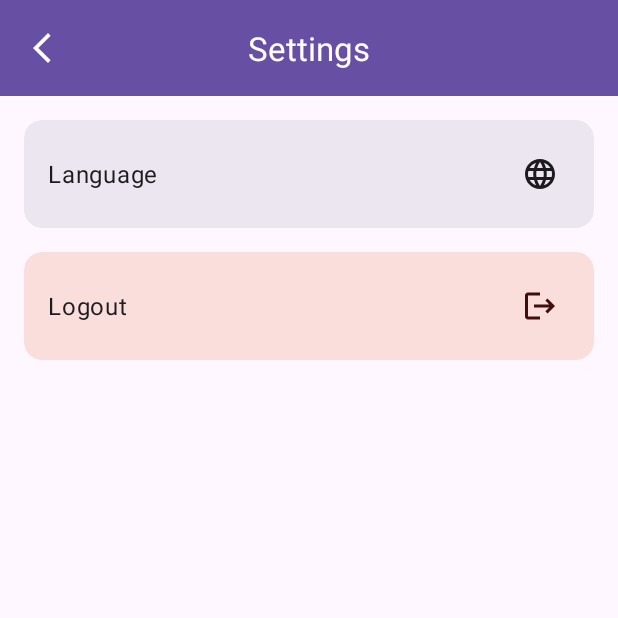
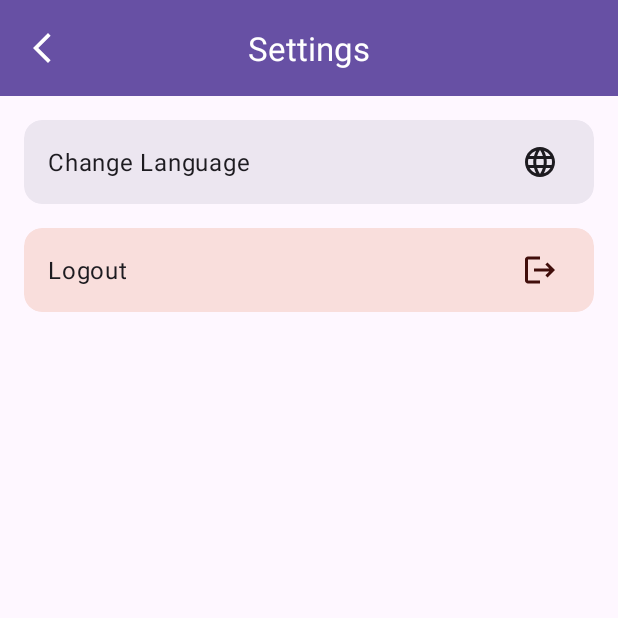
Before and after one commit to quiraa/StoryApp, an Android app: the SettingActivity screen opened directly, with no data from a screen before it, on a phone screen of 412 x 824 dp, the top half of it. Run offline under Robolectric (Android 15) with nearby library versions, the phone set to English and light mode, and no system bars; libraries missing offline, so code that uses them is left out: by.kirich1409.viewbindingdelegate; 6 statements that could not run were skipped.

```diff
--- a/app/src/main/java/com/quiraadev/storyapp/ui/login/LoginViewModel.kt
+++ b/app/src/main/java/com/quiraadev/storyapp/ui/login/LoginViewModel.kt
@@ -31,6 +31,7 @@ class LoginViewModel(
                 }
                 AppPreference.token = result.loginResult.token
                 saveSession(true)
+                Log.d("LoginViewModel", "Token: ${result.loginResult.token}, IsLogin: ${_isLoggedIn.value}")
             } catch (e : Exception) {
                 _loginState.postValue(
                     LoginState.Error(e.message.toString())
--- a/app/src/main/res/layout/activity_setting.xml
+++ b/app/src/main/res/layout/activity_setting.xml
@@ -36,14 +36,15 @@
             android:layout_height="wrap_content"
             android:orientation="horizontal"
             android:gravity="center_vertical"
-            android:padding="16dp">
+            android:paddingHorizontal="16dp"
+            android:paddingVertical="8dp">
 
             <com.google.android.material.textview.MaterialTextView
                 android:layout_width="0dp"
                 android:layout_height="wrap_content"
                 android:layout_weight="1"
                 android:text="@string/card_text_language"
-                style="@style/TextAppearance.Material3.BodyLarge"/>
+                style="@style/TextAppearance.Material3.BodyLarge" />
 
             <ImageView
                 android:layout_width="40dp"
@@ -72,14 +73,15 @@
             android:layout_height="wrap_content"
             android:orientation="horizontal"
             android:gravity="center_vertical"
-            android:padding="16dp">
+            android:paddingHorizontal="16dp"
+            android:paddingVertical="8dp">
 
             <com.google.android.material.textview.MaterialTextView
                 android:layout_width="0dp"
                 android:layout_height="wrap_content"
                 android:layout_weight="1"
                 android:text="@string/card_text_logout"
-                style="@style/TextAppearance.Material3.BodyLarge"/>
+                style="@style/TextAppearance.Material3.BodyLarge" />
 
             <ImageView
                 android:layout_width="40dp"
--- a/app/src/main/res/layout/activity_story.xml
+++ b/app/src/main/res/layout/activity_story.xml
@@ -42,7 +42,6 @@
         android:id="@+id/fab_upload"
         android:layout_width="wrap_content"
         android:layout_height="wrap_content"
-        app:elevation="0dp"
         app:layout_constraintBottom_toBottomOf="parent"
         app:layout_constraintEnd_toEndOf="parent"
         android:src="@drawable/baseline_add_24"
--- a/app/src/main/res/values-night/themes.xml
+++ b/app/src/main/res/values-night/themes.xml
@@ -1,6 +1,6 @@
 <resources xmlns:tools="http://schemas.android.com/tools">
     <!-- Base application theme. -->
-    <style name="Base.Theme.StoryApp" parent="Theme.Material3.Light.NoActionBar">
+    <style name="Base.Theme.StoryApp" parent="Theme.Material3.DayNight.NoActionBar">
         <!-- Customize your dark theme here. -->
         <!-- <item name="colorPrimary">@color/my_dark_primary</item> -->
     </style>
--- a/app/src/main/res/values/strings.xml
+++ b/app/src/main/res/values/strings.xml
@@ -25,7 +25,7 @@
     <string name="textbtn_title_register">Register</string>
 
     <!--   Card Label -->
-    <string name="card_text_language">Language</string>
+    <string name="card_text_language">Change Language</string>
     <string name="card_text_logout">Logout</string>
 
     <!--   Title Text -->
--- a/app/src/main/res/values/themes.xml
+++ b/app/src/main/res/values/themes.xml
@@ -1,6 +1,6 @@
 <resources xmlns:tools="http://schemas.android.com/tools">
     <!-- Base application theme. -->
-    <style name="Base.Theme.StoryApp" parent="Theme.Material3.Light.NoActionBar">
+    <style name="Base.Theme.StoryApp" parent="Theme.Material3.DayNight.NoActionBar">
         <!-- Customize your light theme here. -->
         <!-- <item name="colorPrimary">@color/my_light_primary</item> -->
     </style>
```
Also changed, not shown: app/src/main/java/com/quiraadev/storyapp/ui/login/LoginActivity.kt (+1 -23 lines), app/src/main/java/com/quiraadev/storyapp/ui/setting/SettingActivity.kt (+35 -0 lines), app/src/main/java/com/quiraadev/storyapp/ui/setting/SettingViewModel.kt (+10 -6 lines), 3 other files.
